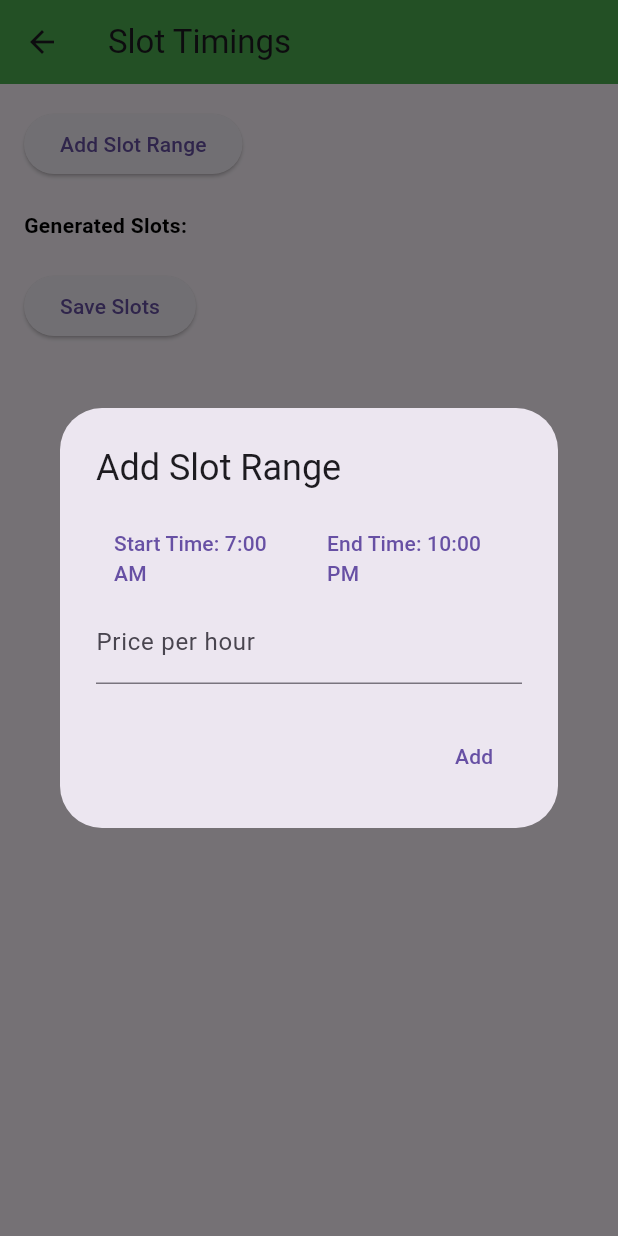
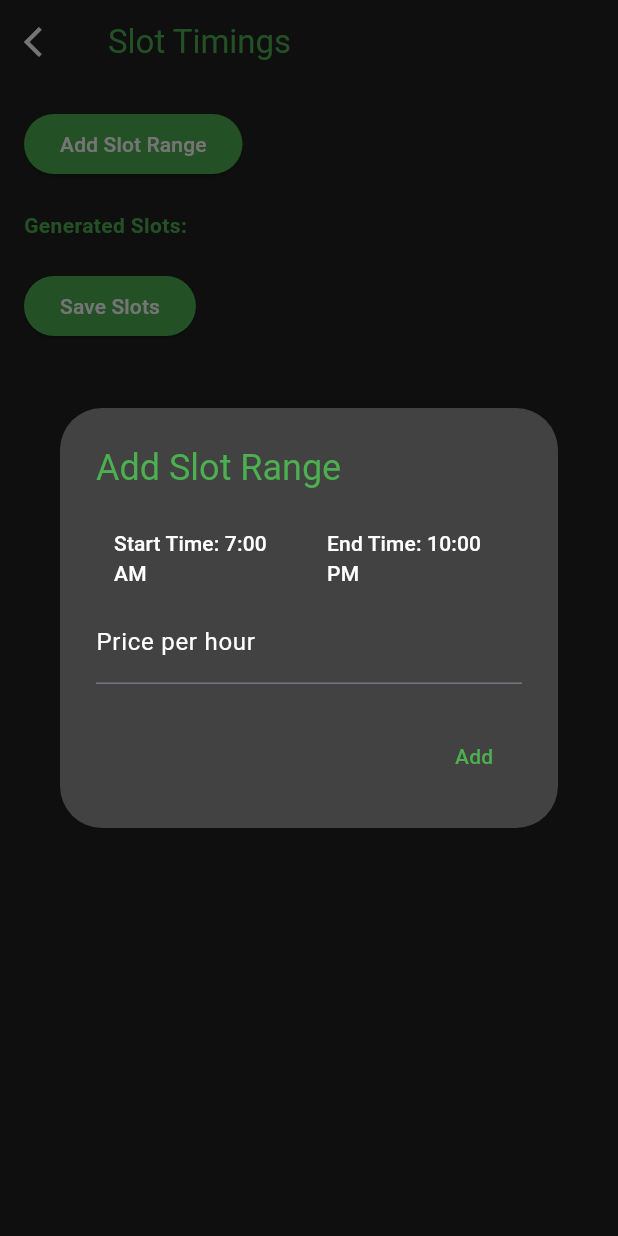
Before and after one commit to Vidhyadhar11/playlinkadmin, a Flutter app: the SlotTimingsPage screen opened directly with empty values, after a tap on "Add Slot Range", on a phone screen of 412 x 824 dp. Run offline on Flutter 3.47's test engine with Material 3 defaults, Android fonts, the light colour scheme and no system bars; our stand-ins replace dropdown_search, fl_chart, get, image_picker; network calls fail.

Commit message:
slots ui edit

```diff
--- a/lib/home/addturf.dart
+++ b/lib/home/addturf.dart
@@ -5,7 +5,7 @@ import 'package:http/http.dart' as http;
 import 'dart:convert';
 import 'package:image_picker/image_picker.dart';
 import 'dart:io';
-import 'package:playlinkadmin/home/slottiming.dart';
+import 'package:playlinkadmin/slots/slottiming.dart';
 
 class TurfPage extends StatefulWidget {
   const TurfPage({super.key});
--- a/lib/home/slottiming.dart
+++ b/lib/slots/slottiming.dart
@@ -76,9 +76,17 @@ class _SlotTimingsPageState extends State<SlotTimingsPage> {
   @override
   Widget build(BuildContext context) {
     return Scaffold(
+      backgroundColor: Colors.grey[900],
       appBar: AppBar(
-        title: const Text('Slot Timings'),
-        backgroundColor: Colors.green,
+        automaticallyImplyLeading: false, // Remove the default back icon
+        title: const Text('Slot Timings', style: TextStyle(color: Colors.green)),
+        backgroundColor: Colors.grey[900],
+        leading: IconButton(
+          icon: const Icon(Icons.arrow_back_ios, color: Colors.white),
+          onPressed: () {
+            Navigator.pop(context);
+          },
+        ),
       ),
       body: SingleChildScrollView(
         child: Padding(
@@ -92,7 +100,7 @@ class _SlotTimingsPageState extends State<SlotTimingsPage> {
                   children: [
                     Expanded(
                       child: Text('${_formatTimeOfDay(range['startTime'])} - ${_formatTimeOfDay(range['endTime'])}, Price: ${range['price']}',
-                        style: const TextStyle(color: Colors.black)),
+                        style: const TextStyle(color: Colors.white)),
                     ),
                     IconButton(
                       icon: const Icon(Icons.delete, color: Colors.red),
@@ -116,7 +124,8 @@ class _SlotTimingsPageState extends State<SlotTimingsPage> {
                       TimeOfDay endTime = const TimeOfDay(hour: 22, minute: 0);
                       String price = '';
                       return AlertDialog(
-                        title: const Text('Add Slot Range'),
+                        backgroundColor: Colors.grey[800],
+                        title: const Text('Add Slot Range', style: TextStyle(color: Colors.green)),
                         content: StatefulBuilder(
                           builder: (BuildContext context, StateSetter setState) {
                             return Column(
@@ -126,7 +135,7 @@ class _SlotTimingsPageState extends State<SlotTimingsPage> {
                                   children: [
                                     Expanded(
                                       child: TextButton(
-                                        child: Text('Start Time: ${startTime.format(context)}'),
+                                        child: Text('Start Time: ${startTime.format(context)}', style: const TextStyle(color: Colors.white)),
                                         onPressed: () async {
                                           TimeOfDay? picked = await showTimePicker(
                                             context: context,
@@ -138,7 +147,7 @@ class _SlotTimingsPageState extends State<SlotTimingsPage> {
                                     ),
                                     Expanded(
                                       child: TextButton(
-                                        child: Text('End Time: ${endTime.format(context)}'),
+                                        child: Text('End Time: ${endTime.format(context)}', style: const TextStyle(color: Colors.white)),
                                         onPressed: () async {
                                           TimeOfDay? picked = await showTimePicker(
                                             context: context,
@@ -151,9 +160,13 @@ class _SlotTimingsPageState extends State<SlotTimingsPage> {
                                   ],
                                 ),
                                 TextField(
-                                  decoration: const InputDecoration(labelText: 'Price per hour'),
+                                  decoration: const InputDecoration(
+                                    labelText: 'Price per hour',
+                                    labelStyle: TextStyle(color: Colors.white),
+                                  ),
                                   keyboardType: TextInputType.number,
                                   onChanged: (value) => price = value,
+                                  style: const TextStyle(color: Colors.white),
                                 ),
                               ],
                             );
@@ -161,7 +174,7 @@ class _SlotTimingsPageState extends State<SlotTimingsPage> {
                         ),
                         actions: [
                           TextButton(
-                            child: const Text('Add'),
+                            child: const Text('Add', style: TextStyle(color: Colors.green)),
                             onPressed: () {
                               if (price.isNotEmpty) {
                                 setState(() {
@@ -181,12 +194,16 @@ class _SlotTimingsPageState extends State<SlotTimingsPage> {
                     },
                   );
                 },
+                style: ElevatedButton.styleFrom(
+                  backgroundColor: Colors.green,
+                  foregroundColor: Colors.white,
+                ),
               ),
               const SizedBox(height: 20),
-              const Text('Generated Slots:', style: TextStyle(color: Colors.black, fontWeight: FontWeight.bold)),
+              const Text('Generated Slots:', style: TextStyle(color: Colors.green, fontWeight: FontWeight.bold)),
               ...generatedSlots.map((slot) => Padding(
                 padding: const EdgeInsets.only(bottom: 4.0),
-                child: Text('${slot['time']}, Price: ${slot['price']}', style: const TextStyle(color: Colors.black)),
+                child: Text('${slot['time']}, Price: ${slot['price']}', style: const TextStyle(color: Colors.white)),
               )).toList(),
               const SizedBox(height: 20),
               ElevatedButton(
@@ -194,6 +211,10 @@ class _SlotTimingsPageState extends State<SlotTimingsPage> {
                 onPressed: () {
                   Navigator.pop(context, generatedSlots);
                 },
+                style: ElevatedButton.styleFrom(
+                  backgroundColor: Colors.green,
+                  foregroundColor: Colors.white,
+                ),
               ),
             ],
           ),
```
Also changed, not shown: lib/slots/slotsedit.dart (added).
